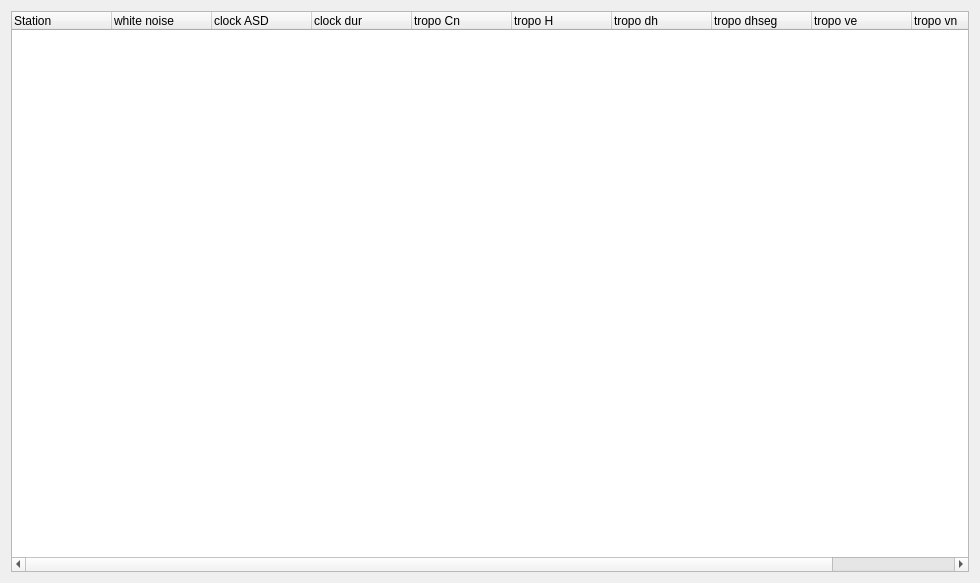
This is Widgets/simulator.ui in TUW-VieVS/VieSchedppGUI as Qt 5 draws it before an edit. The edited form follows.
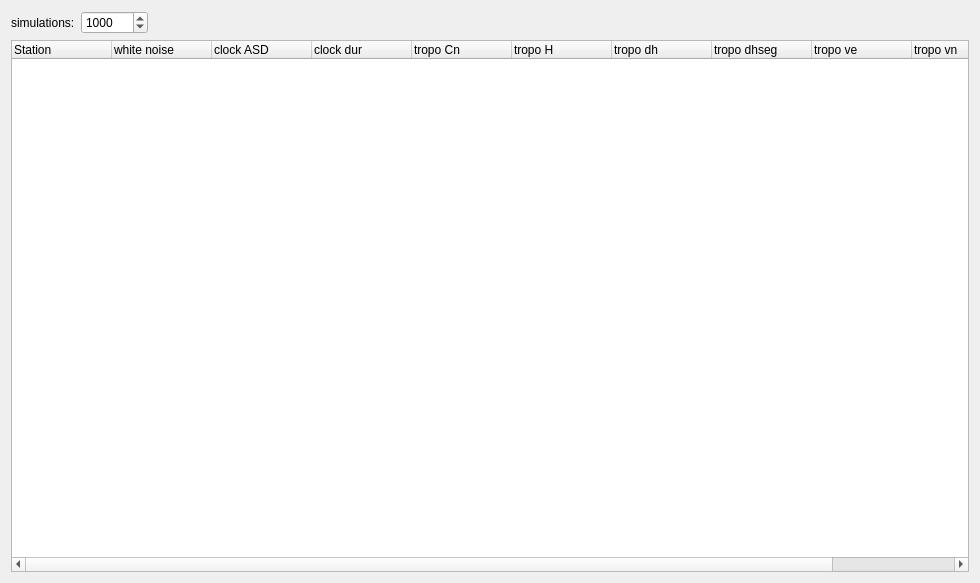
This is the edited form.

```diff
--- a/Widgets/simulator.ui
+++ b/Widgets/simulator.ui
@@ -17,6 +17,49 @@
    <string>&lt;html&gt;&lt;head/&gt;&lt;body&gt;&lt;p&gt;&lt;span style=&quot; font-weight:600;&quot;&gt;- white noise: &lt;/span&gt;standard deviation of gaussian distributed noise in [picoseconds] &lt;/p&gt;&lt;p&gt;&lt;span style=&quot; font-weight:600;&quot;&gt;- clock ASD:&lt;/span&gt; Allan standard deviation of clock accuracy in [picoseconds]&lt;/p&gt;&lt;p&gt;&lt;span style=&quot; font-weight:600;&quot;&gt;- clock dur:&lt;/span&gt; equivalent time of clock ASD in [minutes]&lt;/p&gt;&lt;p&gt;&lt;span style=&quot; font-weight:600;&quot;&gt;- tropo Cn:&lt;/span&gt; tropospheric turbolence parameter in [10^-7 m^-1/3] &lt;/p&gt;&lt;p&gt;&lt;span style=&quot; font-weight:600;&quot;&gt;- tropo H:&lt;/span&gt; troposhperic height in [meters]&lt;/p&gt;&lt;p&gt;&lt;span style=&quot; font-weight:600;&quot;&gt;- tropo dh:&lt;/span&gt; tropospheric height increment in [meters]&lt;/p&gt;&lt;p&gt;&lt;span style=&quot; font-weight:600;&quot;&gt;- tropo dhseg:&lt;/span&gt; tropospheric time increment in [hours]&lt;/p&gt;&lt;p&gt;&lt;span style=&quot; font-weight:600;&quot;&gt;- tropo wzd0:&lt;/span&gt; additional constant wet zenith delay in [millimeters]&lt;/p&gt;&lt;p&gt;&lt;span style=&quot; font-weight:600;&quot;&gt;- tropo ve:&lt;/span&gt; wind velocity towards eastern direction in [meters/second]&lt;/p&gt;&lt;p&gt;&lt;span style=&quot; font-weight:600;&quot;&gt;- tropo vn:&lt;/span&gt; wind velocity towards northern direction in [meters/second]&lt;/p&gt;&lt;/body&gt;&lt;/html&gt;</string>
   </property>
   <layout class="QVBoxLayout" name="verticalLayout">
+   <item>
+    <layout class="QHBoxLayout" name="horizontalLayout">
+     <property name="bottomMargin">
+      <number>0</number>
+     </property>
+     <item>
+      <widget class="QLabel" name="label">
+       <property name="text">
+        <string>simulations:</string>
+       </property>
+      </widget>
+     </item>
+     <item>
+      <widget class="QSpinBox" name="spinBox_simulations">
+       <property name="minimum">
+        <number>1</number>
+       </property>
+       <property name="maximum">
+        <number>100000</number>
+       </property>
+       <property name="singleStep">
+        <number>100</number>
+       </property>
+       <property name="value">
+        <number>1000</number>
+       </property>
+      </widget>
+     </item>
+     <item>
+      <spacer name="horizontalSpacer">
+       <property name="orientation">
+        <enum>Qt::Horizontal</enum>
+       </property>
+       <property name="sizeHint" stdset="0">
+        <size>
+         <width>40</width>
+         <height>20</height>
+        </size>
+       </property>
+      </spacer>
+     </item>
+    </layout>
+   </item>
    <item>
     <widget class="QTreeWidget" name="treeWidget_simpara">
      <column>
```
